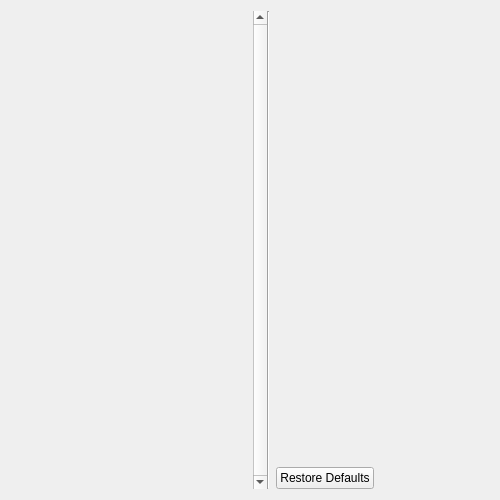
This is QSettingsDialog/dialogui/settingsdisplaydialog.ui in cybik/QSettingsDialog as Qt 5 draws it before an edit; both pictures show x 0 to 500 and y 0 to 500 of the 850 by 500 pixel window. The edited form follows.
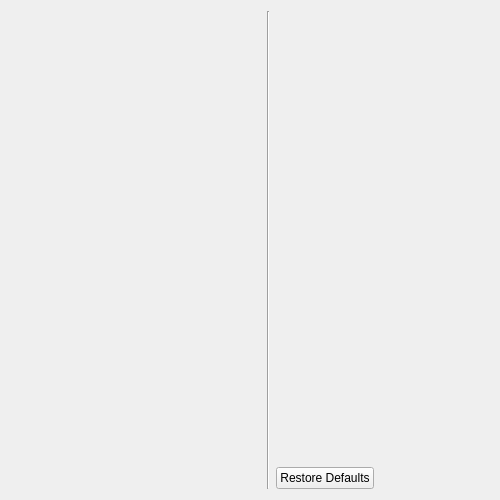
This is the edited form. Icons and pictures are not drawn.

Commit message: repaired OS X build and fixed some design styling issues

Diff of the .ui file:
```diff
--- a/QSettingsDialog/dialogui/settingsdisplaydialog.ui
+++ b/QSettingsDialog/dialogui/settingsdisplaydialog.ui
@@ -82,7 +82,7 @@
          <enum>QFrame::NoFrame</enum>
         </property>
         <property name="verticalScrollBarPolicy">
-         <enum>Qt::ScrollBarAlwaysOn</enum>
+         <enum>Qt::ScrollBarAsNeeded</enum>
         </property>
         <property name="horizontalScrollBarPolicy">
          <enum>Qt::ScrollBarAlwaysOff</enum>
```
Left out of the diff: 2 changed lines with no effect on the pictures. The commit also changes 4 other files.
